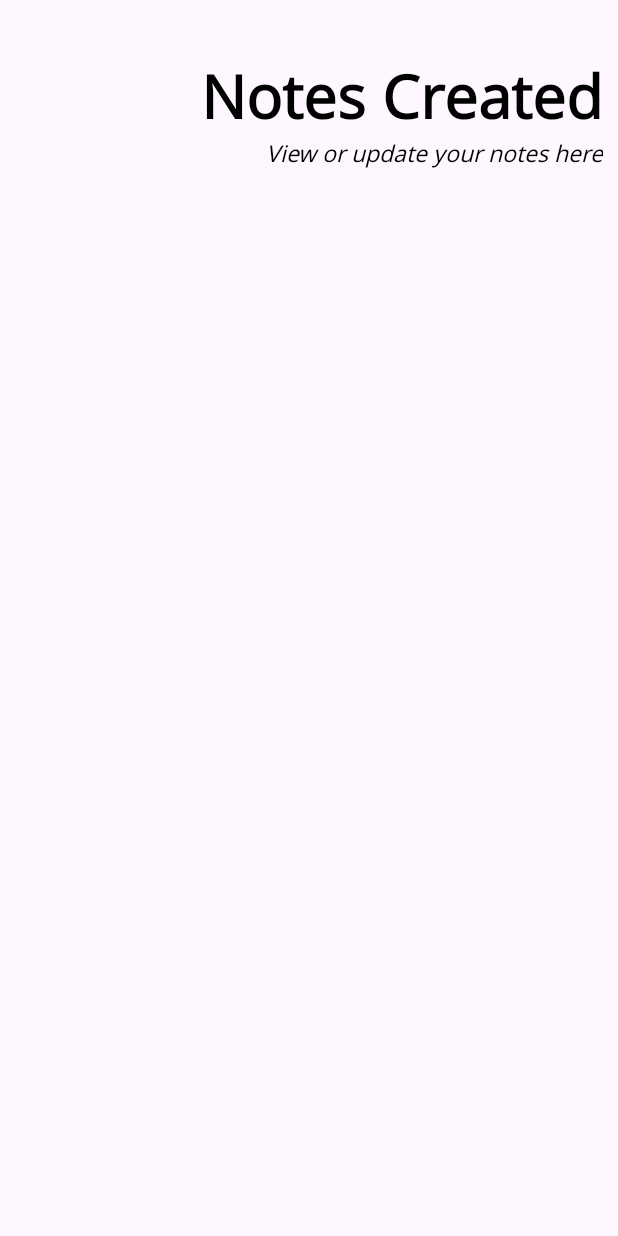
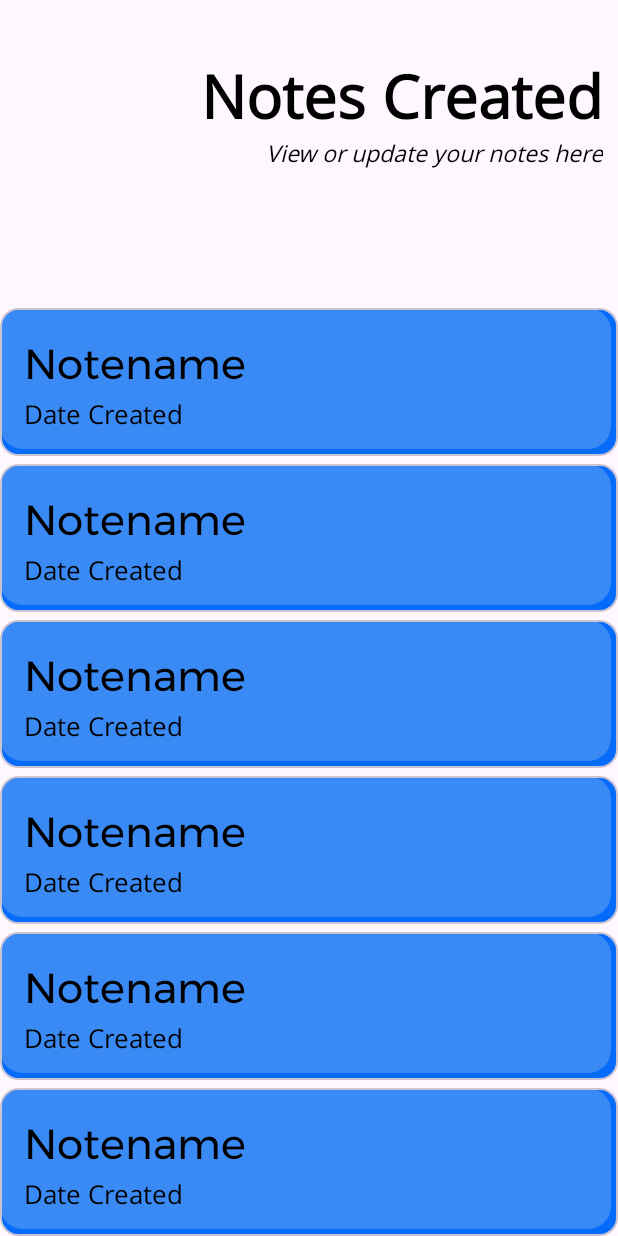
Before and after one commit to Dhruv16S/StudyMate, an Android app: the layout fragment_notes.xml on its own in the app's theme, with its tools: preview values and no code run, on a phone screen of 412 x 824 dp. Run offline under Robolectric (Android 15) with nearby library versions, the light colour scheme and no system bars.

Commit message:
Link UI and Backend for QCard and ViewNotes

```diff
--- a/app/src/main/java/com/example/studymate/CardAdapter.kt
+++ b/app/src/main/java/com/example/studymate/CardAdapter.kt
@@ -37,6 +37,7 @@ class CardAdapter(
 
         //card view is defined here, so toast is also specified here
         holder.cardView.setOnClickListener{
+
             Toast.makeText(context, "You selected ${noteName[position]}", Toast.LENGTH_SHORT).show()
         }
 
--- a/app/src/main/java/com/example/studymate/CreateNotesFragment.kt
+++ b/app/src/main/java/com/example/studymate/CreateNotesFragment.kt
@@ -304,7 +304,6 @@ class CreateNotesFragment : Fragment() {
         textView.typeface = ResourcesCompat.getFont(requireContext(), R.font.montserrat)
         textView.setTextColor(ContextCompat.getColor(requireContext(), R.color.black))
         textView.textSize = 16.0f
-        textView.setTypeface(null, Typeface.BOLD)
 
         // Add the TextView to the LinearLayout
         linearLayout.addView(textView)
--- a/app/src/main/res/layout/fragment_notes.xml
+++ b/app/src/main/res/layout/fragment_notes.xml
@@ -37,5 +37,33 @@
             app:layout_constraintEnd_toEndOf="parent"
             app:layout_constraintTop_toBottomOf="@+id/createNotes"
             tools:ignore="TextContrastCheck" />
+
+        <ScrollView
+            android:layout_width="match_parent"
+            android:layout_height="match_parent"
+            android:layout_marginTop="200dp"
+            app:layout_constraintStart_toStartOf="parent"
+            app:layout_constraintTop_toTopOf="parent"
+            tools:ignore="SpeakableTextPresentCheck">
+
+            <LinearLayout
+                android:layout_width="match_parent"
+                android:layout_height="wrap_content"
+                android:orientation="vertical">
+
+                <androidx.recyclerview.widget.RecyclerView
+                    android:id="@+id/noteRecyclerView"
+                    android:layout_width="match_parent"
+                    android:layout_height="match_parent"
+                    android:layout_marginTop="0dp"
+                    android:stateListAnimator="@android:anim/fade_in"
+                    app:layout_constraintStart_toStartOf="parent"
+                    app:layout_constraintTop_toTopOf="parent"
+                    tools:itemCount="7"
+                    tools:listitem="@layout/card_design" />
+
+            </LinearLayout>
+
+        </ScrollView>
     </androidx.constraintlayout.widget.ConstraintLayout>
 </FrameLayout>
--- a/app/src/main/res/layout/fragment_qcards.xml
+++ b/app/src/main/res/layout/fragment_qcards.xml
@@ -1,9 +1,10 @@
 <?xml version="1.0" encoding="utf-8"?>
 <FrameLayout xmlns:android="http://schemas.android.com/apk/res/android"
+    xmlns:app="http://schemas.android.com/apk/res-auto"
     xmlns:tools="http://schemas.android.com/tools"
+    android:id="@+id/qCardFrame"
     android:layout_width="match_parent"
     android:layout_height="match_parent"
-    xmlns:app="http://schemas.android.com/apk/res-auto"
     tools:context=".QCardsFragment">
 
     <androidx.constraintlayout.widget.ConstraintLayout
```
Also changed, not shown: app/src/main/java/com/example/studymate/NotesFragment.kt (+56 -0 lines), app/src/main/java/com/example/studymate/QCardsFragment.kt (+55 -32 lines).
